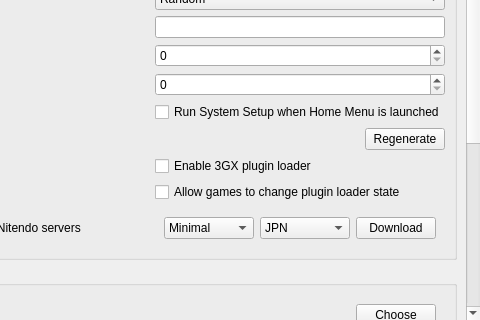
Old version of the form src/citra_qt/configuration/configure_system.ui in the repository amwatson/CitraVR; both pictures show x 180 to 660 and y 299 to 619 of the 660 by 619 pixel window.
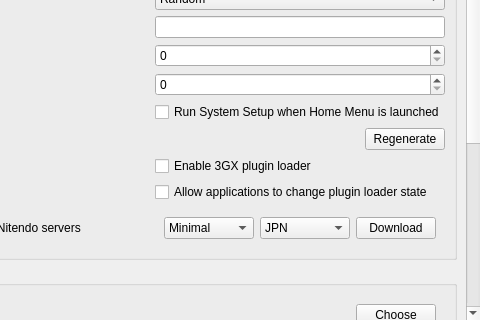
New version of the form.

Commit message: Replaced references to games with references to applications

What changed in the file:
```diff
--- a/src/citra_qt/configuration/configure_system.ui
+++ b/src/citra_qt/configuration/configure_system.ui
@@ -471,7 +471,7 @@
             <item row="17" column="1">
              <widget class="QCheckBox" name="allow_plugin_loader">
               <property name="text">
-               <string>Allow games to change plugin loader state</string>
+               <string>Allow applications to change plugin loader state</string>
               </property>
              </widget>
             </item>
```
Left out of the diff: 2 changed lines with no effect on the pictures. The commit also changes 28 other files.
